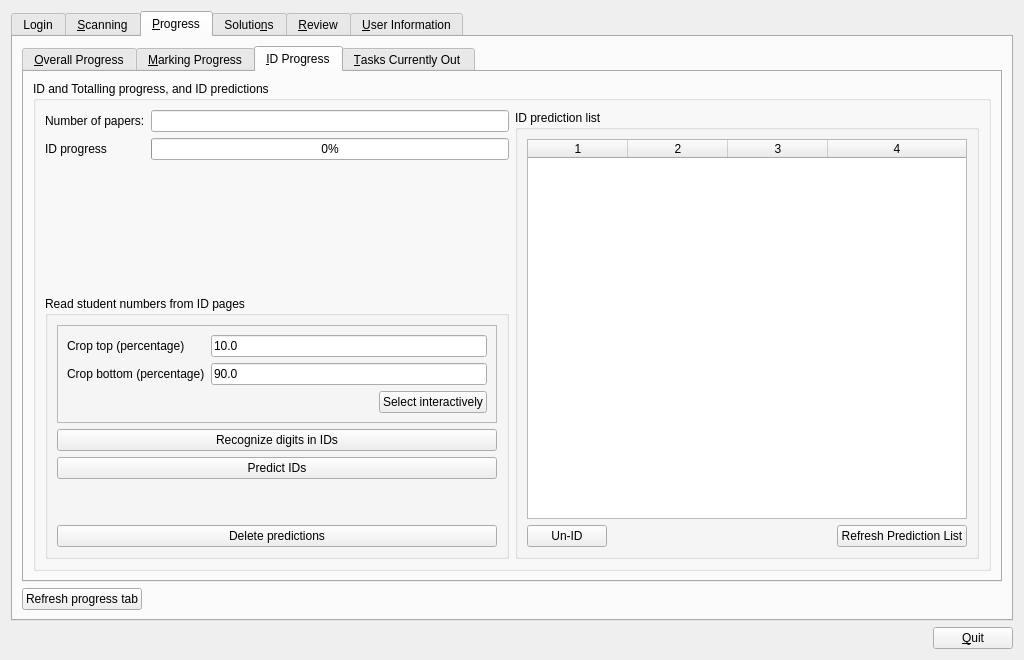
The window that qtCreatorFiles/ui_manager.ui (plomgrading/plom) describes before a commit, drawn with Qt 5.
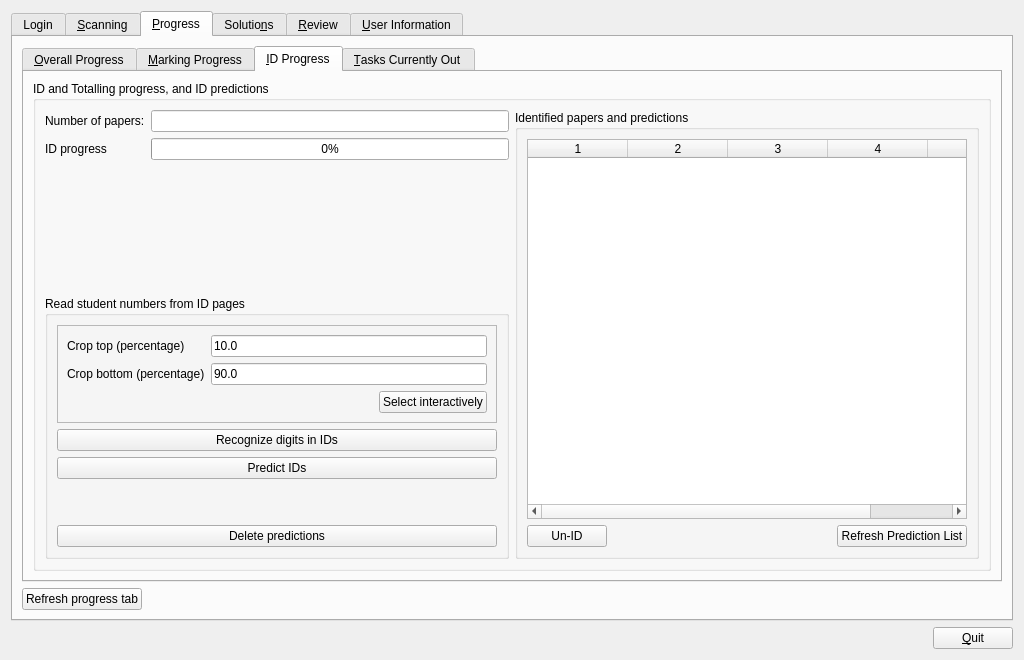
The same window after the commit. The open tabs and pages were chosen to show the change.

Commit message:
Manager: display IDed and predicted
Fixes #2066.

Diff of the .ui file:
```diff
--- a/qtCreatorFiles/ui_manager.ui
+++ b/qtCreatorFiles/ui_manager.ui
@@ -884,7 +884,7 @@
               <item>
                <widget class="QGroupBox" name="predGB">
                 <property name="title">
-                 <string>ID prediction list</string>
+                 <string>Identified papers and predictions</string>
                 </property>
                 <layout class="QVBoxLayout" name="verticalLayout_13">
                  <item>
@@ -905,7 +905,7 @@
                     <bool>true</bool>
                    </property>
                    <property name="columnCount">
-                    <number>4</number>
+                    <number>5</number>
                    </property>
                    <attribute name="horizontalHeaderStretchLastSection">
                     <bool>true</bool>
@@ -917,6 +917,7 @@
                    <column/>
                    <column/>
                    <column/>
+                   <column/>
                   </widget>
                  </item>
                  <item>
```
Left out of the diff: 2 changed lines with no effect on the pictures. The commit also changes 2 other files.
